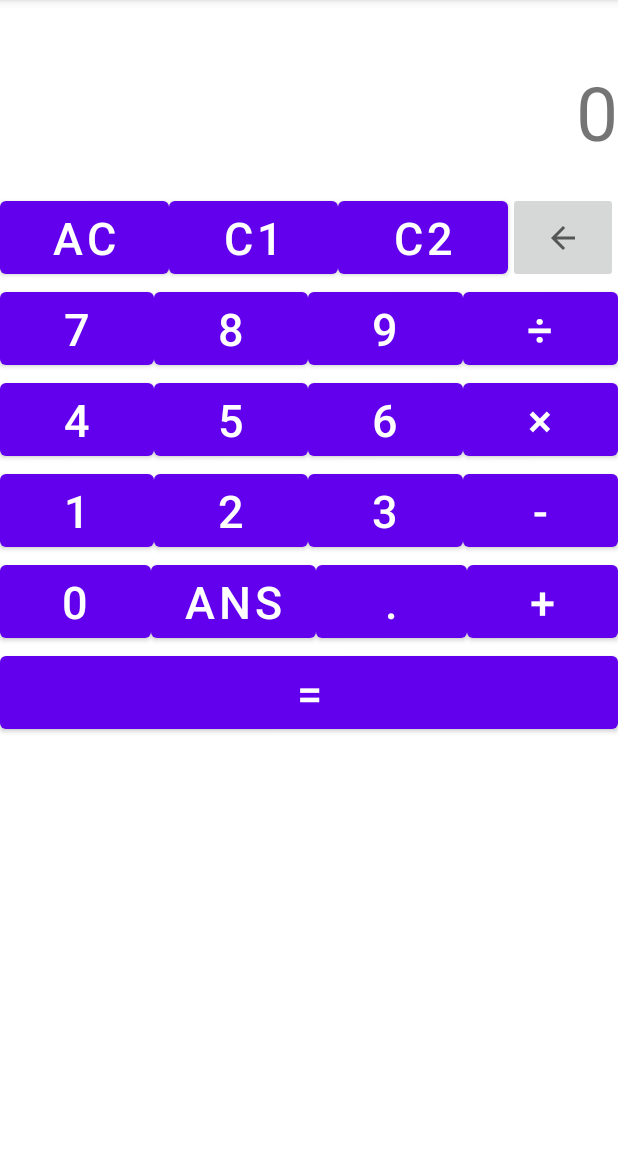
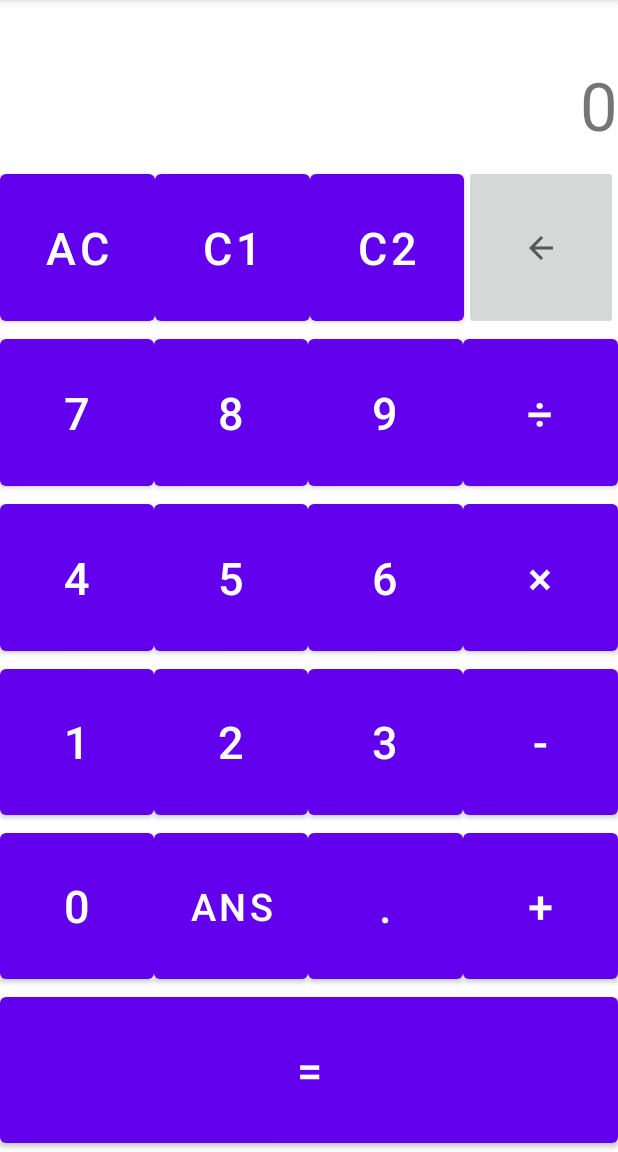
Before and after one commit to OoHhu/Calculator_32, an Android app: the screen it shows after launch (MainActivity), on a phone screen of 412 x 824 dp, the part 84-1236 px from its top. Run offline under Robolectric (Android 15) with nearby library versions, the phone set to English and light mode, and no system bars.

Commit message:
fixed display that "=" vanish when overTextCount11

```diff
--- a/app/src/main/java/com/example/calculatorforclass/MainActivity.java
+++ b/app/src/main/java/com/example/calculatorforclass/MainActivity.java
@@ -251,7 +251,7 @@ public class MainActivity extends AppCompatActivity {
         answer = ansSt;
 
         formulaText.setText(setOver11letters_Adjust(disAns.toString())
-                + setSymbol + setOver11letters_Adjust(disAns2.toString() + "="));
+                + setSymbol + setOver11letters_Adjust(disAns2.toString()) + "=");
 
         //計算が終わったので、answerをセットする
         disAns.setLength(0);
--- a/app/src/main/res/layout/activity_main.xml
+++ b/app/src/main/res/layout/activity_main.xml
@@ -6,69 +6,80 @@
     android:layout_width="match_parent"
     android:layout_height="match_parent"
     android:orientation="vertical"
+    android:layout_marginVertical="0sp"
     >
 
     <TextView
         android:id="@+id/formula"
         android:layout_width="match_parent"
-        android:layout_height="wrap_content"
+        android:layout_height="40sp"
+        android:autoSizeMaxTextSize="30sp"
+        android:autoSizeMinTextSize="12sp"
         android:text=""
-        android:textSize="30dp"
-        android:gravity="right" />
+        android:textSize="30sp"
+        android:gravity="right"
+        android:autoSizeTextType="uniform"
+        android:maxLines="1"
+        />
     <TextView
         android:id="@+id/Answer"
         android:layout_width="match_parent"
-        android:layout_height="wrap_content"
+        android:layout_height="60sp"
         android:text="0"
-        android:textSize="50dp"
-        android:layout_marginBottom="20dp"
+
+        android:autoSizeMaxTextSize="50sp"
+        android:autoSizeMinTextSize="20sp"
+        android:layout_marginBottom="10dp"
         android:gravity="right"
-        android:maxLength="14"/>
+        android:maxLength="14"
+        android:autoSizeTextType="uniform"
+        android:maxLines="1"/>
 
     <LinearLayout
         android:layout_width="match_parent"
-        android:layout_height="wrap_content"
+        android:layout_height="match_parent"
         android:orientation="vertical"
-        app:iconPadding="0dp">
+        app:iconPadding="0dp"
+        android:weightSum="6">
 
         <LinearLayout
             android:layout_width="match_parent"
-            android:layout_height="wrap_content"
+            android:layout_height="match_parent"
             android:orientation="horizontal"
             android:layout_margin="0dp"
-
-            android:layout_weight="1">
+            android:layout_weight="1"
+           android:weightSum="4">
 
             <Button
                 android:id="@+id/ac"
-                android:layout_width="wrap_content"
-                android:layout_height="wrap_content"
-                android:layout_weight="4"
+                android:layout_width="match_parent"
+                android:layout_height="match_parent"
+                android:layout_weight="1"
                 android:text="AC"
-                android:textSize="30dp"
+                android:textSize="30sp"
                 android:onClick="AllClear_onClick"/>
             <Button
                 android:id="@+id/bt_cl"
-                android:layout_width="wrap_content"
-                android:layout_height="wrap_content"
-                android:layout_weight="4"
+                android:layout_width="match_parent"
+                android:layout_height="match_parent"
+                android:layout_weight="1"
                 android:text="C1"
                 android:textSize="30dp"
                 android:onClick="Clear1_onClick"/>
             <Button
                 android:id="@+id/bt_c2"
-                android:layout_width="wrap_content"
-                android:layout_height="wrap_content"
-                android:layout_weight="4"
+                android:layout_width="match_parent"
+                android:layout_height="match_parent"
+                android:layout_weight="1"
                 android:text="C2"
                 android:textSize="30dp"
                 android:onClick="Clear2_onClick"/>
 
             <ImageButton
                 android:id="@+id/bt_del1"
-                android:layout_width="wrap_content"
+                android:layout_width="match_parent"
                 android:layout_height="match_parent"
-                android:layout_weight="4"
+                android:layout_weight="1"
                 android:onClick="Del1_onClick"
                 android:src="@drawable/ic_del_back_24"
                 android:textSize="50dp" />
@@ -76,13 +87,15 @@
         </LinearLayout>
         <LinearLayout
             android:layout_width="match_parent"
-            android:layout_height="wrap_content"
+            android:layout_height="match_parent"
             android:orientation="horizontal"
-            android:layout_weight="1">
+            android:layout_weight="1"
+
+            >
             <Button
                 android:id="@+id/bt7"
                 android:layout_width="wrap_content"
-                android:layout_height="wrap_content"
+                android:layout_height="match_parent"
                 android:layout_weight="4"
                 android:text="7"
                 android:textSize="30dp"
@@ -90,7 +103,7 @@
             <Button
                 android:id="@+id/bt8"
                 android:layout_width="wrap_content"
-                android:layout_height="wrap_content"
+                android:layout_height="match_parent"
                 android:layout_weight="4"
                 android:text="8"
                 android:textSize="30dp"
@@ -98,7 +111,7 @@
             <Button
                 android:id="@+id/bt9"
                 android:layout_width="wrap_content"
-                android:layout_height="wrap_content"
+                android:layout_height="match_parent"
                 android:layout_weight="4"
                 android:text="9"
                 android:textSize="30dp"
@@ -107,7 +120,7 @@
             <Button
                 android:id="@+id/bt_divide"
                 android:layout_width="wrap_content"
-                android:layout_height="wrap_content"
+                android:layout_height="match_parent"
                 android:layout_weight="4"
                 android:onClick="Symbol_onClick"
                 android:text="÷"
@@ -116,13 +129,15 @@
         </LinearLayout>
         <LinearLayout
             android:layout_width="match_parent"
-            android:layout_height="wrap_content"
+            android:layout_height="match_parent"
             android:orientation="horizontal"
-            android:layout_weight="1">
+            android:layout_weight="1"
+
+            >
             <Button
                 android:id="@+id/bt4"
                 android:layout_width="wrap_content"
-                android:layout_height="wrap_content"
+                android:layout_height="match_parent"
                 android:layout_weight="4"
                 android:text="4"
                 android:textSize="30dp"
@@ -130,7 +145,7 @@
             <Button
                 android:id="@+id/bt5"
                 android:layout_width="wrap_content"
-                android:layout_height="wrap_content"
+                android:layout_height="match_parent"
                 android:layout_weight="4"
                 android:text="5"
                 android:textSize="30dp"
@@ -138,7 +153,7 @@
             <Button
                 android:id="@+id/bt6"
                 android:layout_width="wrap_content"
-                android:layout_height="wrap_content"
+                android:layout_height="match_parent"
                 android:layout_weight="4"
                 android:text="6"
                 android:textSize="30dp"
@@ -146,7 +161,7 @@
             <Button
                 android:id="@+id/bt_times"
                 android:layout_width="wrap_content"
-                android:layout_height="wrap_content"
+                android:layout_height="match_parent"
                 android:layout_weight="4"
                 android:text="×"
                 android:textSize="30dp"
@@ -155,13 +170,15 @@
         </LinearLayout>
         <LinearLayout
             android:layout_width="match_parent"
-            android:layout_height="wrap_content"
+            android:layout_height="match_parent"
             android:orientation="horizontal"
+            android:layout_weight="1"
+
             >
             <Button
                 android:id="@+id/bt1"
                 android:layout_width="wrap_content"
-                android:layout_height="wrap_content"
+                android:layout_height="match_parent"
                 android:layout_weight="4"
                 android:text="1"
                 android:textSize="30dp"
@@ -169,7 +186,7 @@
             <Button
                 android:id="@+id/bt2"
                 android:layout_width="wrap_content"
-                android:layout_height="wrap_content"
+                android:layout_height="match_parent"
                 android:layout_weight="4"
                 android:text="2"
                 android:textSize="30dp"
@@ -177,7 +194,7 @@
             <Button
                 android:id="@+id/bt3"
                 android:layout_width="wrap_content"
-                android:layout_height="wrap_content"
+                android:layout_height="match_parent"
                 android:layout_weight="4"
                 android:text="3"
                 android:textSize="30dp"
@@ -185,7 +202,7 @@
             <Button
                 android:id="@+id/bt_minus"
                 android:layout_width="wrap_content"
-                android:layout_height="wrap_content"
+                android:layout_height="match_parent"
                 android:layout_weight="4"
                 android:text="-"
                 android:textSize="30dp"
@@ -194,51 +211,55 @@
         </LinearLayout>
         <LinearLayout
             android:layout_width="match_parent"
-            android:layout_height="wrap_content"
-            android:orientation="horizontal">
+            android:layout_height="match_parent"
+            android:orientation="horizontal"
+            android:layout_weight="1"
+
+            android:weightSum="4">
             <Button
                 android:id="@+id/bt0"
                 android:layout_width="wrap_content"
-                android:layout_height="wrap_content"
-                android:layout_weight="4"
+                android:layout_height="match_parent"
+                android:layout_weight="1"
                 android:text="0"
-                android:textSize="30dp"
+                android:textSize="30sp"
                 android:onClick="Number_onClick"/>
             <Button
                 android:id="@+id/_ans"
                 android:layout_width="wrap_content"
-                android:layout_height="wrap_content"
-                android:layout_weight="4"
+                android:layout_height="match_parent"
+                android:layout_weight="1"
                 android:text="ans"
-                android:textSize="30dp"
+                android:textSize="25sp"
                 android:onClick="Ans_onClick"/>
             <Button
                 android:id="@+id/bt_dtto"
                 android:layout_width="wrap_content"
-                android:layout_height="wrap_content"
-                android:layout_weight="4"
+                android:layout_height="match_parent"
+                android:layout_weight="1"
                 android:text="."
-                android:textSize="30dp"
+                android:textSize="30sp"
                 android:onClick="Number_onClick"/>
             <Button
                 android:id="@+id/bt_add"
                 android:layout_width="wrap_content"
-                android:layout_height="wrap_content"
-                android:layout_weight="4"
+                android:layout_height="match_parent"
+                android:layout_weight="1"
                 android:text="+"
-                android:textSize="30dp"
+                android:textSize="30sp"
                 android:onClick="Symbol_onClick"/>
         </LinearLayout>
         <LinearLayout
             android:layout_width="match_parent"
-            android:layout_height="wrap_content"
+            android:layout_height="match_parent"
+            android:layout_weight="1"
+
             android:orientation="horizontal">
 
             <Button
                 android:id="@+id/bt_equal"
-                android:layout_width="wrap_content"
-                android:layout_height="wrap_content"
-                android:layout_weight="4"
+                android:layout_width="match_parent"
+                android:layout_height="match_parent"
                 android:text="="
                 android:textSize="30dp"
                 android:onClick="equal_onClick"/>
```
